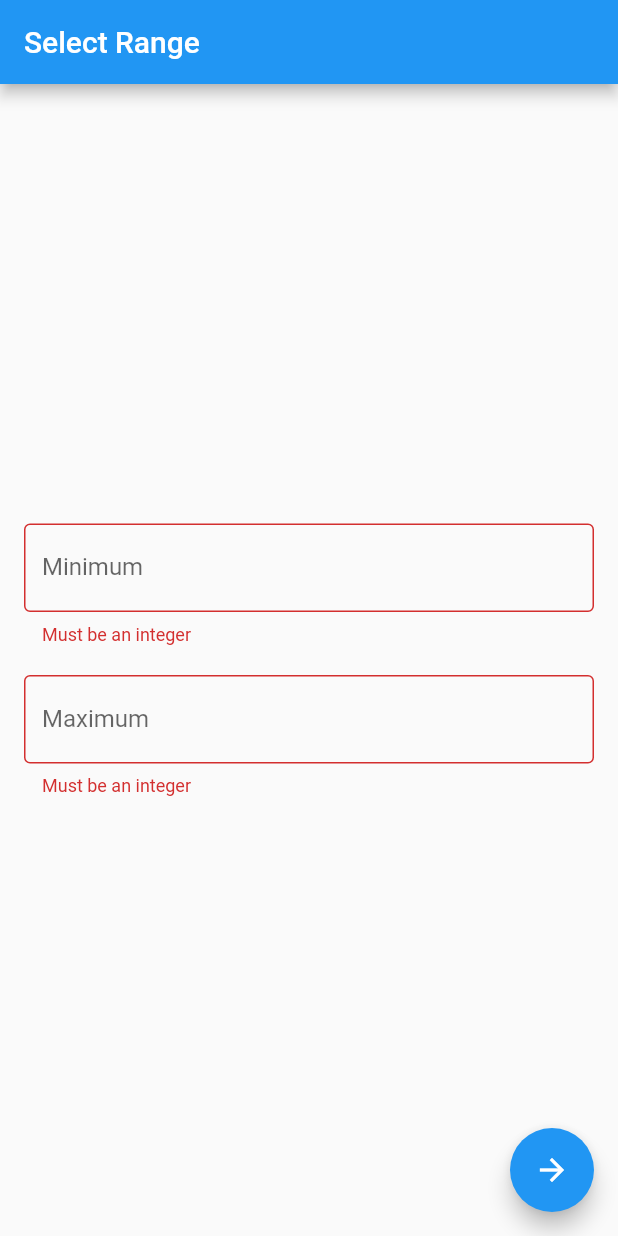
After one commit to deepakdeedar/Flutter_Projects, a Flutter app: the screen it shows after launch, after a tap on the "arrow forward" icon, on a phone screen of 412 x 824 dp. The commit adds this screen. Run offline on Flutter 3.47's test engine with Material 2 defaults, Android fonts, the phone set to English and light mode, and no system bars; our stand-ins replace flutter_hooks.

Commit message:
flutter hooks

```diff
--- /dev/null
+++ b/flutter_foundation/lib/range_selector_form.dart
@@ -0,0 +1,77 @@
+import 'package:flutter/material.dart';
+
+typedef IntValueSetter = void Function(int value);
+
+class RangeSelectorForm extends StatelessWidget {
+  const RangeSelectorForm({
+    Key? key,
+    required this.formKey,
+    required this.minValueSetter,
+    required this.maxValueSetter,
+  }) : super(key: key);
+
+  final GlobalKey<FormState> formKey;
+
+  final IntValueSetter minValueSetter;
+  final IntValueSetter maxValueSetter;
+
+  @override
+  Widget build(BuildContext context) {
+    return Form(
+      key: formKey,
+      child: Padding(
+        padding: const EdgeInsets.all(16.0),
+        child: Column(
+          mainAxisAlignment: MainAxisAlignment.center,
+          children: [
+            RangeSelectorTextFormField(
+              labelText: 'Minimum',
+              intValueSetter: minValueSetter,
+            ),
+            SizedBox(
+              height: 20,
+            ),
+            RangeSelectorTextFormField(
+              labelText: 'Maximum',
+              intValueSetter: maxValueSetter,
+            ),
+          ],
+        ),
+      ),
+    );
+  }
+}
+
+class RangeSelectorTextFormField extends StatelessWidget {
+  const RangeSelectorTextFormField({
+    Key? key,
+    required this.labelText,
+    required this.intValueSetter,
+  }) : super(key: key);
+
+  final String labelText;
+
+  final IntValueSetter intValueSetter;
+
+  @override
+  Widget build(BuildContext context) {
+    return TextFormField(
+      decoration: InputDecoration(
+        border: OutlineInputBorder(),
+        labelText: labelText,
+      ),
+      keyboardType: TextInputType.numberWithOptions(
+        decimal: false,
+        signed: true,
+      ),
+      validator: (value) {
+        if (value == null || int.tryParse(value) == null) {
+          return 'Must be an integer';
+        } else {
+          return null;
+        }
+      },
+      onSaved: (value) => intValueSetter(int.parse(value ?? '')),
+    );
+  }
+}
--- a/flutter_foundation/lib/range_selector_page.dart
+++ b/flutter_foundation/lib/range_selector_page.dart
@@ -1,87 +1,42 @@
 import 'package:flutter/material.dart';
+import 'package:flutter_foundation/randomizer_page.dart';
+import 'package:flutter_foundation/range_selector_form.dart';
+import 'package:flutter_hooks/flutter_hooks.dart';
 
-class RangeSelectorPage extends StatefulWidget {
+class RangeSelectorPage extends HookWidget {
+  final formKey = GlobalKey<FormState>();
   RangeSelectorPage({Key? key}) : super(key: key);
 
   @override
-  _RangeSelectorPageState createState() => _RangeSelectorPageState();
-}
+  Widget build(BuildContext context) {
+    final min = useState<int>(0);
+    final max = useState<int>(0);
 
-class _RangeSelectorPageState extends State<RangeSelectorPage> {
-  final formKey = GlobalKey<FormState>();
-  int _min = 0;
-  int _max = 0;
-
-  @override
-  Widget build(BuildContext context) {
     return Scaffold(
       appBar: AppBar(
         title: Text('Select Range'),
       ),
-      body: Form(
-        key: formKey,
-        child: Padding(
-          padding: const EdgeInsets.all(16.0),
-          child: Column(
-            mainAxisAlignment: MainAxisAlignment.center,
-            children: [
-              RangeSelectorTextFormField(
-                labelText: 'Minimum',
-                intValueSetter: (value) => _min = value,
-              ),
-              SizedBox(
-                height: 20,
-              ),
-              RangeSelectorTextFormField(
-                labelText: 'Maximum',
-                intValueSetter: (value) => _min = value,
-              ),
-            ],
-          ),
-        ),
+      body: RangeSelectorForm(
+        formKey: formKey,
+        minValueSetter: (value) => min.value = value,
+        maxValueSetter: (value) => max.value = value,
       ),
       floatingActionButton: FloatingActionButton(
         child: Icon(Icons.arrow_forward),
         onPressed: () {
           if (formKey.currentState?.validate() == true) {
             formKey.currentState?.save();
+            Navigator.of(context).push(
+              MaterialPageRoute(
+                builder: (context) => RandomizerPage(
+                  min: min.value,
+                  max: max.value,
+                ),
+              ),
+            );
           }
         },
       ),
     );
   }
 }
-
-class RangeSelectorTextFormField extends StatelessWidget {
-  const RangeSelectorTextFormField({
-    Key? key,
-    required this.labelText,
-    required this.intValueSetter,
-  }) : super(key: key);
-
-  final String labelText;
-
-  final void Function(int value) intValueSetter;
-
-  @override
-  Widget build(BuildContext context) {
-    return TextFormField(
-      decoration: InputDecoration(
-        border: OutlineInputBorder(),
-        labelText: labelText,
-      ),
-      keyboardType: TextInputType.numberWithOptions(
-        decimal: false,
-        signed: true,
-      ),
-      validator: (value) {
-        if (value == null || int.tryParse(value) == null) {
-          return 'Must be an integer';
-        } else {
-          return null;
-        }
-      },
-      onSaved: (value) => intValueSetter(int.parse(value ?? '')),
-    );
-  }
-}
```
Also changed, not shown: flutter_foundation/lib/randomizer_page.dart (added, +37 -0 lines), flutter_foundation/pubspec.yaml (+2 -10 lines), flutter_foundation/pubspec.lock.
